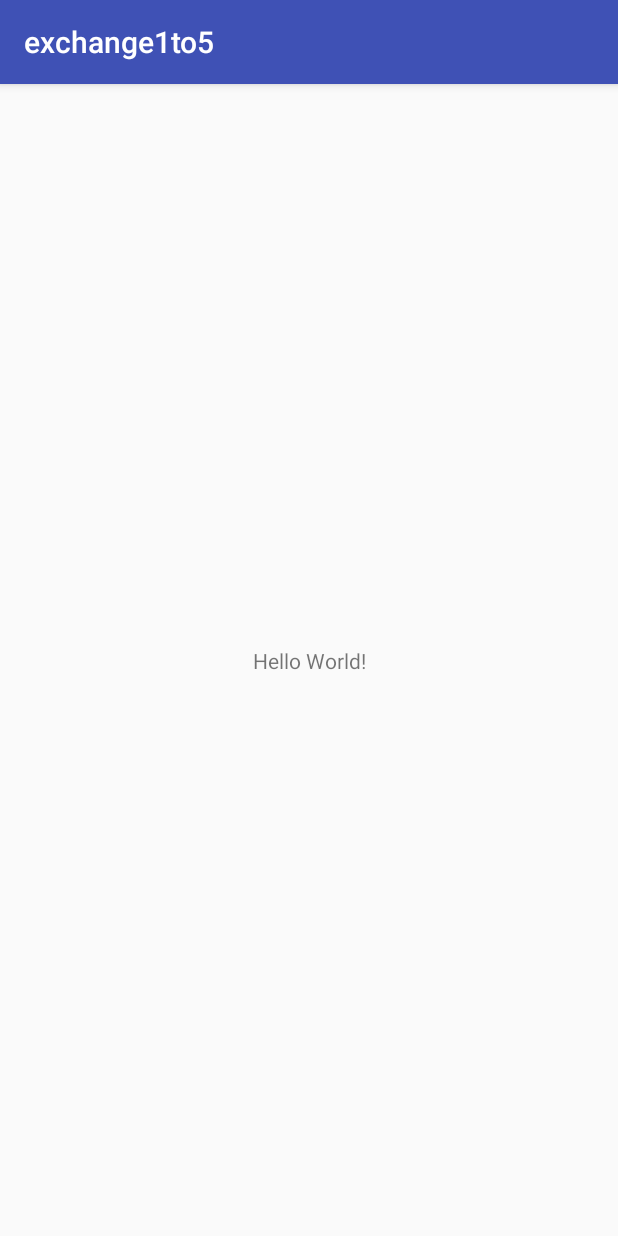
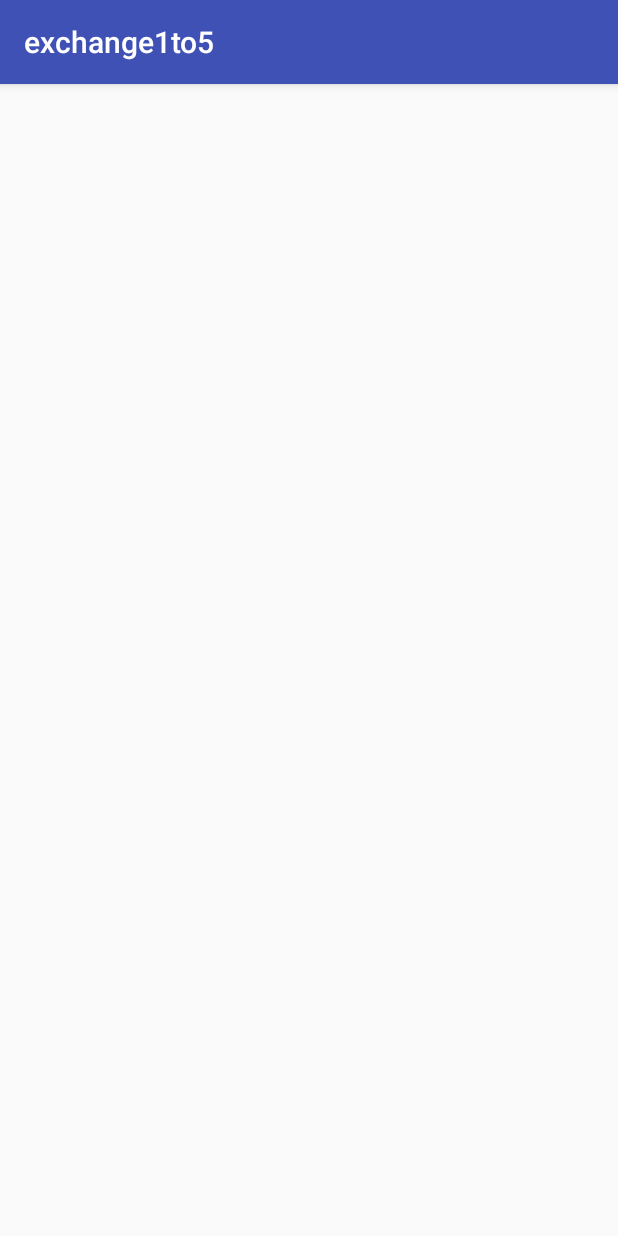
Before and after one commit to Kodai1221/exchange1to5, an Android app: the screen it shows after launch (MainActivity), on a phone screen of 412 x 824 dp. Run offline under Robolectric (Android 15) with nearby library versions, the phone set to English and light mode, and no system bars.

```diff
--- a/app/build.gradle
+++ b/app/build.gradle
@@ -5,7 +5,7 @@ apply plugin: 'kotlin-android'
 apply plugin: 'kotlin-android-extensions'
 
 android {
-    compileSdkVersion 28
+    compileSdkVersion 16
     defaultConfig {
         applicationId "com.example.enpit_p1.exchange1to5"
         minSdkVersion 16
@@ -23,8 +23,8 @@ android {
 }
 
 dependencies {
-    implementation fileTree(dir: 'libs', include: ['*.jar'])
-    implementation"org.jetbrains.kotlin:kotlin-stdlib-jre7:$kotlin_version"
+    implementation fileTree(include: ['*.jar'], dir: 'libs')
+    implementation "org.jetbrains.kotlin:kotlin-stdlib-jre7:$kotlin_version"
     implementation 'com.android.support:appcompat-v7:28.0.0'
     implementation 'com.android.support.constraint:constraint-layout:1.1.3'
     testImplementation 'junit:junit:4.12'
--- a/app/src/main/java/com/example/enpit_p1/exchange1to5/MainActivity.kt
+++ b/app/src/main/java/com/example/enpit_p1/exchange1to5/MainActivity.kt
@@ -8,5 +8,6 @@ class MainActivity : AppCompatActivity() {
     override fun onCreate(savedInstanceState: Bundle?) {
         super.onCreate(savedInstanceState)
         setContentView(R.layout.activity_main)
+        // 陳栩
     }
 }
--- a/app/src/main/res/layout/activity_main.xml
+++ b/app/src/main/res/layout/activity_main.xml
@@ -6,13 +6,4 @@
     android:layout_height="match_parent"
     tools:context=".MainActivity">
 
-    <TextView
-        android:layout_width="wrap_content"
-        android:layout_height="wrap_content"
-        android:text="Hello World!"
-        app:layout_constraintBottom_toBottomOf="parent"
-        app:layout_constraintLeft_toLeftOf="parent"
-        app:layout_constraintRight_toRightOf="parent"
-        app:layout_constraintTop_toTopOf="parent" />
-
 </android.support.constraint.ConstraintLayout>
--- a/build.gradle
+++ b/build.gradle
@@ -7,7 +7,7 @@ buildscript {
         jcenter()
     }
     dependencies {
-        classpath 'com.android.tools.build:gradle:3.1.0'
+        classpath 'com.android.tools.build:gradle:3.1.4'
         classpath "org.jetbrains.kotlin:kotlin-gradle-plugin:$kotlin_version"
 
         // NOTE: Do not place your application dependencies here; they belong
```
